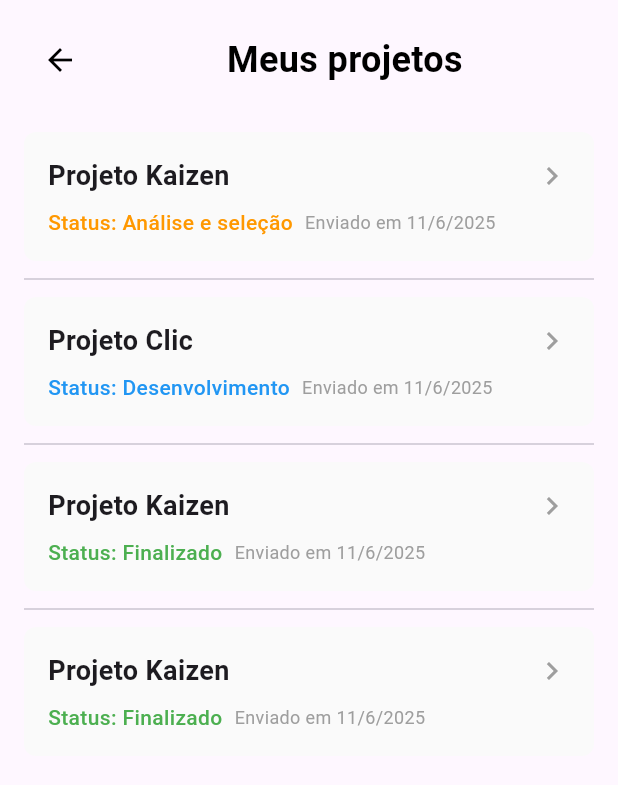
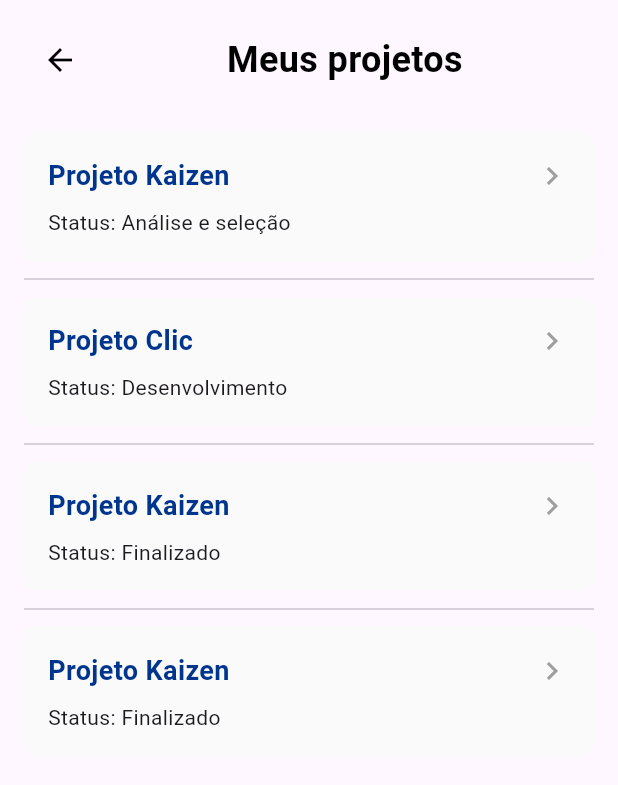
Before and after one commit to AriadineAmaral/Challenge2025, a Flutter app: the MyProjects screen opened directly, on a phone screen of 412 x 824 dp, the part 84-869 px from its top. Run offline on Flutter 3.47's test engine with Material 3 defaults, Android fonts, the phone set to English and light mode, and no system bars; our stand-ins replace file_picker, flutter_animate, open_filex, supabase_flutter; missing offline and left inert: bcrypt; accounts and stored records are empty.

Commit message:
Atualização my_projects.dart, removi a data que não existe no figma e adicionei comentarios

```diff
--- a/lib/widgets/my_projects.dart
+++ b/lib/widgets/my_projects.dart
@@ -14,22 +14,18 @@ class _MeusProjetosScreenState extends State<MyProjects> {
     Projeto(
       nome: 'Projeto Kaizen',
       status: 'análise e seleção',
-      dataEnvio: DateTime.now().subtract(const Duration(days: 2)),
     ),
     Projeto(
       nome: 'Projeto Clic',
       status: 'desenvolvimento',
-      dataEnvio: DateTime.now().subtract(const Duration(days: 2)),
     ),
     Projeto(
       nome: 'Projeto Kaizen',
       status: 'finalizado',
-      dataEnvio: DateTime.now().subtract(const Duration(days: 2)),
     ),
     Projeto(
       nome: 'Projeto Kaizen',
       status: 'finalizado',
-      dataEnvio: DateTime.now().subtract(const Duration(days: 2)),
     ),
   ];
 
@@ -72,7 +68,7 @@ class _MeusProjetosScreenState extends State<MyProjects> {
             ),
             const SizedBox(height: 24),
 
-            // Lista de projetos
+            // Lista de projetos + a classe com os dados!!!
             ListView.separated(
               physics: const NeverScrollableScrollPhysics(),
               shrinkWrap: true,
@@ -100,6 +96,8 @@ class _MeusProjetosScreenState extends State<MyProjects> {
   }
 }
 
+//Classe para criar os dados mockados
+
 class _ProjetoCard extends StatelessWidget {
   final Projeto projeto;
   final VoidCallback onTap;
@@ -120,44 +118,22 @@ class _ProjetoCard extends StatelessWidget {
         child: Column(
           crossAxisAlignment: CrossAxisAlignment.start,
           children: [
+            // Nome do Projeto + Icone
             Row(
               mainAxisAlignment: MainAxisAlignment.spaceBetween,
               children: [
                 Text(
                   projeto.nome,
-                  style: const TextStyle(
-                    fontSize: 18,
-                    fontWeight: FontWeight.bold,
-                  ),
+                  style: const TextStyle(fontSize: 18, fontWeight: FontWeight.bold, color: Color(0xFF00358E)),
                 ),
                 const Icon(Icons.chevron_right, color: Colors.grey),
               ],
             ),
             const SizedBox(height: 8),
-            Row(
-              children: [
-                Flexible(
-                  // Adicionado Flexible no status
-                  child: Text(
-                    'Status: ${_capitalize(projeto.status)}',
-                    style: TextStyle(
-                      color: _getStatusColor(projeto.status),
-                      fontWeight: FontWeight.w500,
-                    ),
-                    overflow:
-                        TextOverflow.ellipsis, // Garante que nunca terá overflow
-                  ),
-                ),
-                const SizedBox(width: 8), // Espaço reduzido
-                Flexible(
-                  // Adicionado Flexible na data
-                  child: Text(
-                    'Enviado em ${_formatDate(projeto.dataEnvio)}',
-                    style: const TextStyle(color: Colors.grey, fontSize: 12),
-                    overflow: TextOverflow.ellipsis,
-                  ),
-                ),
-              ],
+            // Status
+            Text(
+              'Status: ${_capitalize(projeto.status)}',
+              style: const TextStyle(fontSize: 14),
             ),
           ],
         ),
@@ -166,32 +142,13 @@ class _ProjetoCard extends StatelessWidget {
   }
 
   String _capitalize(String text) {
-    return text[0].toUpperCase() + text.substring(1);
-  }
-
-  Color _getStatusColor(String status) {
-    switch (status) {
-      case 'análise e seleção':
-        return Colors.orange;
-      case 'desenvolvimento':
-        return Colors.blue;
-      case 'finalizado':
-        return Colors.green;
-      default:
-        return Colors.grey;
-    }
-  }
-
-  String _formatDate(DateTime date) {
-    return '${date.day}/${date.month}/${date.year}';
+    return text.isNotEmpty ? text[0].toUpperCase() + text.substring(1) : text;
   }
 }
 
-// Modelo de dados para os projetos
 class Projeto {
   final String nome;
   final String status;
-  final DateTime dataEnvio;
 
-  Projeto({required this.nome, required this.status, required this.dataEnvio});
+  Projeto({required this.nome, required this.status});
 }
```
